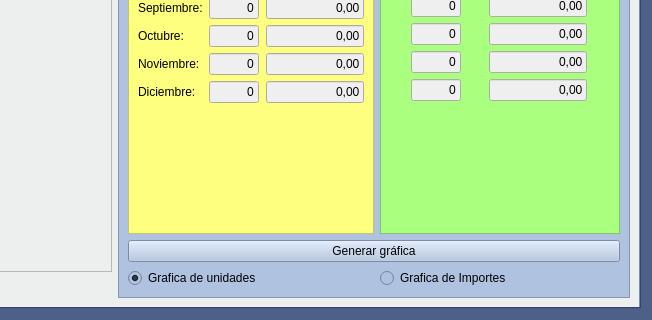
Old version of the form Almacen/frmarticulos.ui in the repository arcnexus/RedFoX; both pictures show x 387 to 1039 and y 392 to 712 of the 1039 by 712 pixel window.
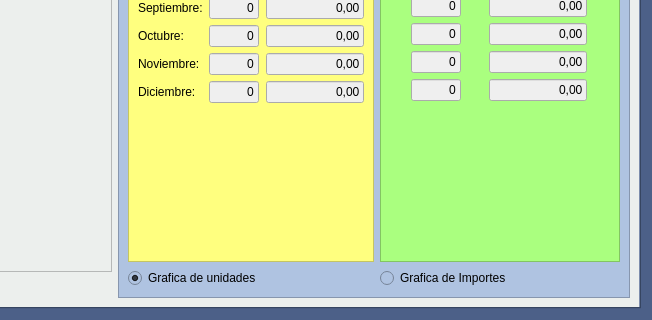
New version of the form. Icons and pictures are not drawn. Custom widgets are drawn as their Qt base class.

The edit to the form file:
```diff
--- a/Almacen/frmarticulos.ui
+++ b/Almacen/frmarticulos.ui
@@ -5587,23 +5587,6 @@
             </layout>
            </widget>
           </item>
-          <item row="1" column="0" colspan="2">
-           <widget class="QPushButton" name="btnGenerarGraficaComparativa">
-            <property name="text">
-             <string>Generar gráfica</string>
-            </property>
-            <property name="icon">
-             <iconset resource="../terra.qrc">
-              <normaloff>:/Icons/PNG/graficas.png</normaloff>:/Icons/PNG/graficas.png</iconset>
-            </property>
-            <property name="iconSize">
-             <size>
-              <width>25</width>
-              <height>25</height>
-             </size>
-            </property>
-           </widget>
-          </item>
          </layout>
         </widget>
        </item>
```
Left out of the diff: 17 changed lines with no effect on the pictures.
